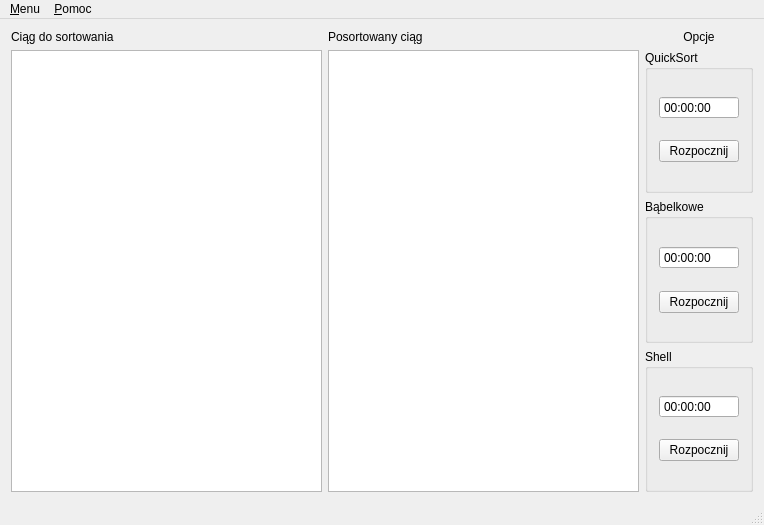
Fisharoo/ProjektQT, file Sorter/mainwindow.ui: the form before one commit.
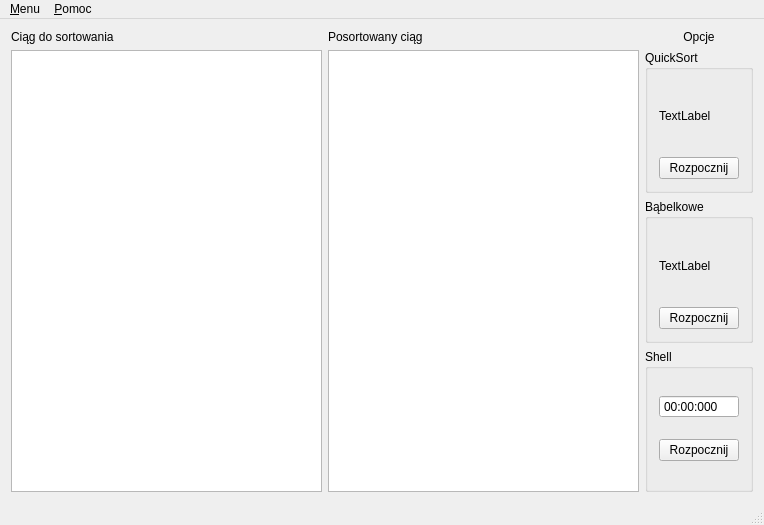
The form after the commit. Icons and pictures are not drawn.

```diff
--- a/Sorter/mainwindow.ui
+++ b/Sorter/mainwindow.ui
@@ -56,28 +56,6 @@
          <string>QuickSort</string>
         </property>
         <layout class="QGridLayout" name="gridLayout">
-         <item row="0" column="0">
-          <widget class="QTimeEdit" name="timeQuick">
-           <property name="frame">
-            <bool>true</bool>
-           </property>
-           <property name="readOnly">
-            <bool>true</bool>
-           </property>
-           <property name="buttonSymbols">
-            <enum>QAbstractSpinBox::NoButtons</enum>
-           </property>
-           <property name="keyboardTracking">
-            <bool>false</bool>
-           </property>
-           <property name="currentSection">
-            <enum>QDateTimeEdit::MinuteSection</enum>
-           </property>
-           <property name="displayFormat">
-            <string>mm:ss:ms</string>
-           </property>
-          </widget>
-         </item>
          <item row="1" column="0">
           <widget class="QPushButton" name="buttonQuick">
            <property name="text">
@@ -85,6 +63,13 @@
            </property>
           </widget>
          </item>
+         <item row="0" column="0">
+          <widget class="QLabel" name="label_4">
+           <property name="text">
+            <string>TextLabel</string>
+           </property>
+          </widget>
+         </item>
         </layout>
        </widget>
       </item>
@@ -94,28 +79,6 @@
          <string>Bąbelkowe</string>
         </property>
         <layout class="QGridLayout" name="gridLayout_2">
-         <item row="0" column="0">
-          <widget class="QTimeEdit" name="timeBubble">
-           <property name="frame">
-            <bool>true</bool>
-           </property>
-           <property name="readOnly">
-            <bool>true</bool>
-           </property>
-           <property name="buttonSymbols">
-            <enum>QAbstractSpinBox::NoButtons</enum>
-           </property>
-           <property name="keyboardTracking">
-            <bool>false</bool>
-           </property>
-           <property name="currentSection">
-            <enum>QDateTimeEdit::MinuteSection</enum>
-           </property>
-           <property name="displayFormat">
-            <string>mm:ss:ms</string>
-           </property>
-          </widget>
-         </item>
          <item row="1" column="0">
           <widget class="QPushButton" name="buttonBubble">
            <property name="text">
@@ -123,6 +86,13 @@
            </property>
           </widget>
          </item>
+         <item row="0" column="0">
+          <widget class="QLabel" name="label_5">
+           <property name="text">
+            <string>TextLabel</string>
+           </property>
+          </widget>
+         </item>
         </layout>
        </widget>
       </item>
@@ -132,28 +102,6 @@
          <string>Shell</string>
         </property>
         <layout class="QGridLayout" name="gridLayout_3">
-         <item row="0" column="0">
-          <widget class="QTimeEdit" name="timeShell">
-           <property name="frame">
-            <bool>true</bool>
-           </property>
-           <property name="readOnly">
-            <bool>true</bool>
-           </property>
-           <property name="buttonSymbols">
-            <enum>QAbstractSpinBox::NoButtons</enum>
-           </property>
-           <property name="keyboardTracking">
-            <bool>false</bool>
-           </property>
-           <property name="currentSection">
-            <enum>QDateTimeEdit::MinuteSection</enum>
-           </property>
-           <property name="displayFormat">
-            <string>mm:ss:ms</string>
-           </property>
-          </widget>
-         </item>
          <item row="1" column="0">
           <widget class="QPushButton" name="buttonShell">
            <property name="text">
@@ -161,6 +109,35 @@
            </property>
           </widget>
          </item>
+         <item row="0" column="0">
+          <widget class="QTimeEdit" name="timeShell">
+           <property name="frame">
+            <bool>true</bool>
+           </property>
+           <property name="readOnly">
+            <bool>true</bool>
+           </property>
+           <property name="buttonSymbols">
+            <enum>QAbstractSpinBox::NoButtons</enum>
+           </property>
+           <property name="keyboardTracking">
+            <bool>false</bool>
+           </property>
+           <property name="maximumTime">
+            <time>
+             <hour>23</hour>
+             <minute>59</minute>
+             <second>9</second>
+            </time>
+           </property>
+           <property name="currentSection">
+            <enum>QDateTimeEdit::MSecSection</enum>
+           </property>
+           <property name="displayFormat">
+            <string>mm:ss:zzz</string>
+           </property>
+          </widget>
+         </item>
         </layout>
        </widget>
       </item>
```
